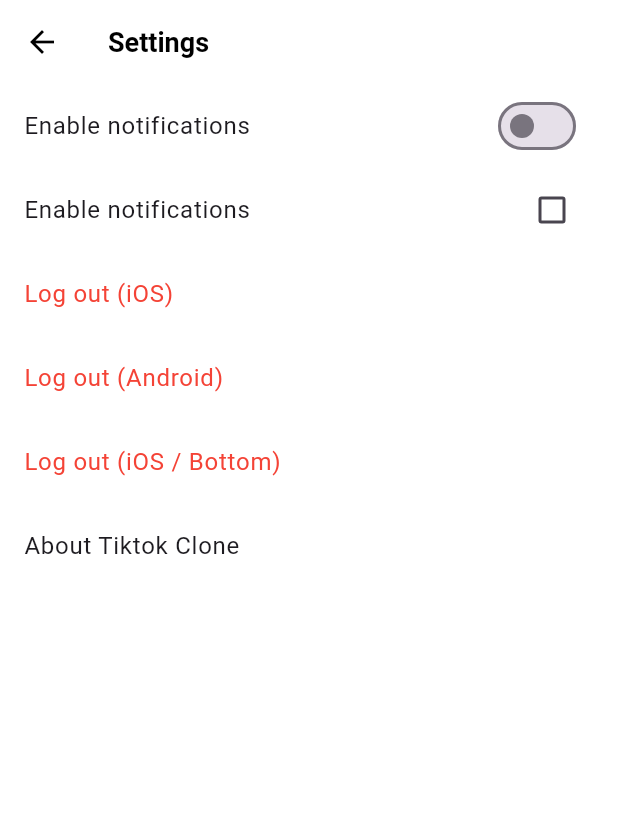
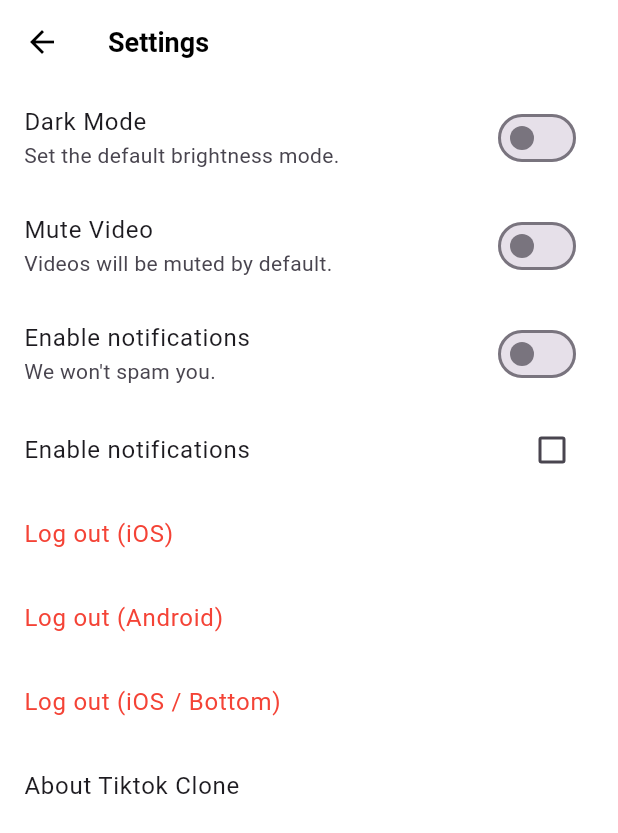
Before and after one commit to eunbyulcheon/Flutter_project_tiktok_clone, a Flutter app: the SettingsScreen screen opened directly, on a phone screen of 412 x 824 dp. Shown: the top 833 px of the screen. Run offline on Flutter 3.47's test engine with Material 2 defaults, Android fonts, the phone set to English and light mode, and no system bars; our stand-ins replace camera, font_awesome_flutter, gallery_saver, go_router, image_picker, permission_handler and 2 more; network calls fail.

```diff
--- /dev/null
+++ b/lib/common/configs/dark_mode_config.dart
@@ -0,0 +1,3 @@
+import 'package:flutter/cupertino.dart';
+
+final darkModeConfig = ValueNotifier(false);
--- /dev/null
+++ b/lib/common/configs/video_config.dart
@@ -0,0 +1,4 @@
+
+import 'package:flutter/widgets.dart';
+
+final videoConfig = ValueNotifier(false);
--- a/lib/features/settings/settings_screen.dart
+++ b/lib/features/settings/settings_screen.dart
@@ -1,6 +1,8 @@
 import 'package:flutter/cupertino.dart';
 import 'package:flutter/material.dart';
 import 'package:font_awesome_flutter/font_awesome_flutter.dart';
+import 'package:tiktok_clone/common/configs/dark_mode_config.dart';
+import 'package:tiktok_clone/common/configs/video_config.dart';
 import 'package:tiktok_clone/constants/breakpoints.dart';
 
 class SettingsScreen extends StatefulWidget {
@@ -33,12 +35,39 @@ class _SettingsScreenState extends State<SettingsScreen> {
           ),
           child: ListView(
             children: [
+              AnimatedBuilder(
+                animation: darkModeConfig,
+                builder: (context, child) => SwitchListTile.adaptive(
+                  value: darkModeConfig.value,
+                  onChanged: (value) {
+                    darkModeConfig.value = !darkModeConfig.value;
+                  },
+                  title: const Text(
+                    'Dark Mode',
+                  ),
+                  subtitle: const Text('Set the default brightness mode.'),
+                ),
+              ),
+              AnimatedBuilder(
+                animation: videoConfig,
+                builder: (context, child) => SwitchListTile.adaptive(
+                  value: videoConfig.value,
+                  onChanged: (value) {
+                    videoConfig.value = !videoConfig.value;
+                  },
+                  title: const Text(
+                    'Mute Video',
+                  ),
+                  subtitle: const Text('Videos will be muted by default.'),
+                ),
+              ),
               SwitchListTile.adaptive(
                 value: _notifications,
                 onChanged: _onNotificationsChanged,
                 title: const Text(
                   'Enable notifications',
                 ),
+                subtitle: const Text('We won\'t spam you.'),
               ),
               CheckboxListTile(
                 activeColor: Colors.black,
```
Also changed, not shown: lib/features/videos/widgets/video_post.dart (+23 -0 lines), lib/main.dart (+6 -2 lines).
